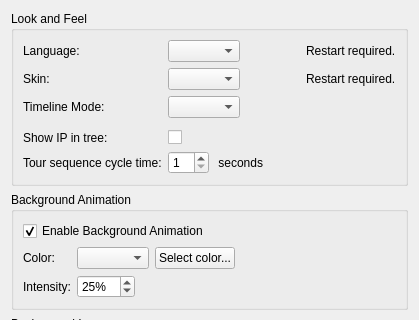
Before: the Qt Designer form client/src/ui/widgets/settings/look_and_feel_preferences_widget.ui in networkoptix/nx_open, drawn with Qt 5; both pictures show x 0 to 419 and y 0 to 320 of the 419 by 473 pixel window.
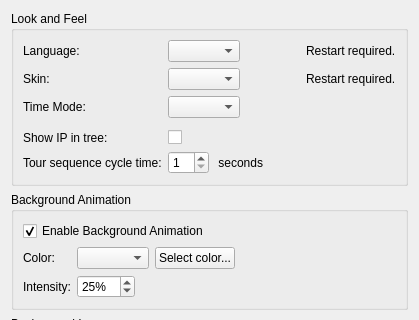
After: the same form once the commit is applied. Custom widgets are drawn as their Qt base class.

Commit message:
VMS-602: time display in events log and audit trail
<==== Mercurial data ====>
Branch: dev_2.5.0_gui

```diff
--- a/client/src/ui/widgets/settings/look_and_feel_preferences_widget.ui
+++ b/client/src/ui/widgets/settings/look_and_feel_preferences_widget.ui
@@ -43,7 +43,7 @@
       <item row="2" column="0">
        <widget class="QLabel" name="timelineModeLabel">
         <property name="text">
-         <string>Timeline Mode:</string>
+         <string>Time Mode:</string>
         </property>
        </widget>
       </item>
```
Left out of the diff: 2 changed lines with no effect on the pictures. The commit also changes 13 other files.
